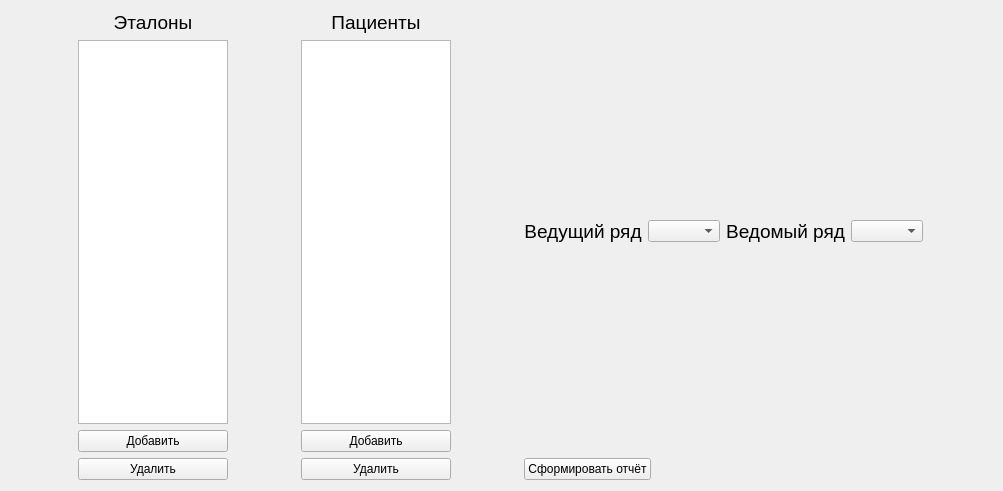
podkidyshev/health-weather_correlation, file src/main/python/ui/form.ui: the form before one commit.
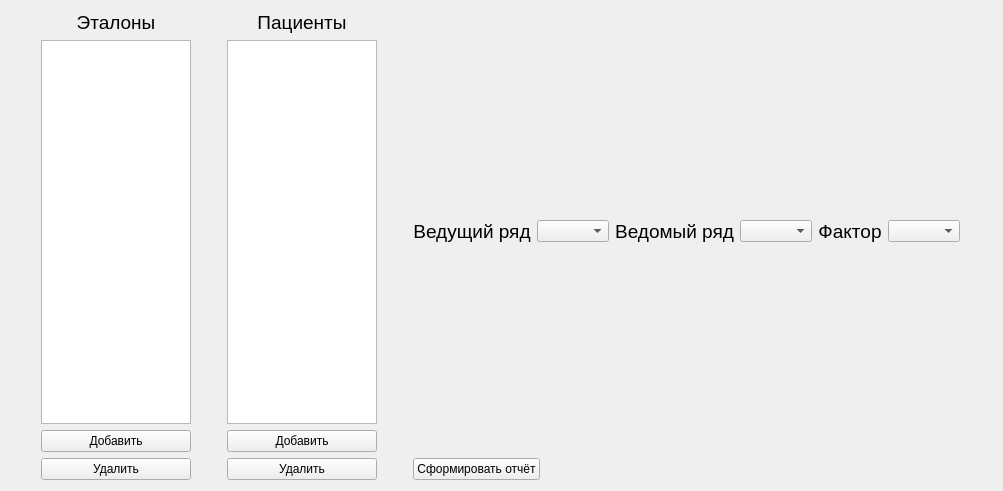
The form after the commit.

```diff
--- a/src/main/python/ui/form.ui
+++ b/src/main/python/ui/form.ui
@@ -229,7 +229,7 @@
    <item>
     <layout class="QVBoxLayout" name="verticalLayout" stretch="0,1">
      <item>
-      <layout class="QHBoxLayout" name="common_layout" stretch="0,0,0,0">
+      <layout class="QHBoxLayout" name="common_layout" stretch="0,0,0,0,0,0">
        <property name="sizeConstraint">
         <enum>QLayout::SetMinimumSize</enum>
        </property>
@@ -288,6 +288,24 @@
          </property>
         </widget>
        </item>
+       <item>
+        <widget class="QLabel" name="factor_label">
+         <property name="font">
+          <font>
+           <pointsize>14</pointsize>
+          </font>
+         </property>
+         <property name="text">
+          <string>Фактор</string>
+         </property>
+         <property name="alignment">
+          <set>Qt::AlignCenter</set>
+         </property>
+        </widget>
+       </item>
+       <item>
+        <widget class="QComboBox" name="factor_box"/>
+       </item>
       </layout>
      </item>
      <item>
```
